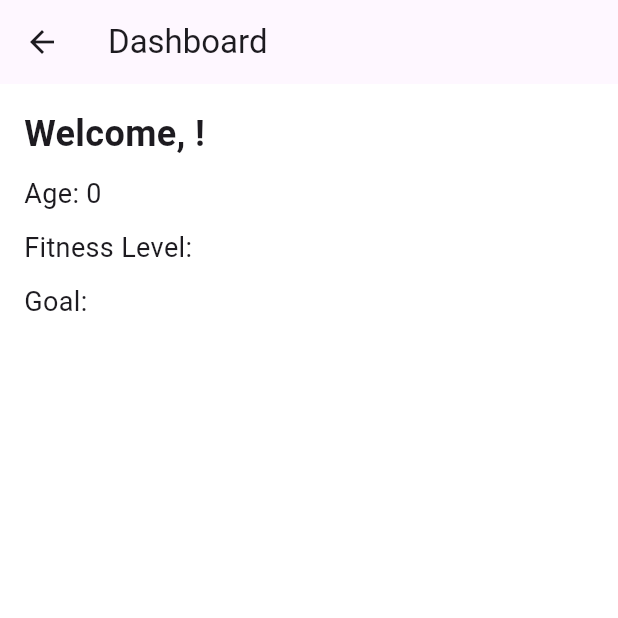
After one commit to FilipNajdoski/Workout, a Flutter app: the DashboardScreen screen opened by its route, on a phone screen of 412 x 824 dp, the top half of it. The commit adds this screen. Run offline on Flutter 3.47's test engine with Material 3 defaults, Android fonts, the phone set to English and light mode, and no system bars; our stand-ins replace shared_preferences; missing offline and left inert: dart:ffi; accounts and stored records are empty.

Commit message:
save preferences frontend job completed

```diff
--- /dev/null
+++ b/frontend/lib/dashboard screen/dashboard_screen.dart
@@ -0,0 +1,63 @@
+import 'package:flutter/material.dart';
+import 'package:shared_preferences/shared_preferences.dart';
+import 'dart:convert';
+
+class DashboardScreen extends StatefulWidget {
+  @override
+  _DashboardScreenState createState() => _DashboardScreenState();
+}
+
+class _DashboardScreenState extends State<DashboardScreen> {
+  String name = "";
+  int age = 0;
+  String fitnessLevel = "";
+  String goal = "";
+
+  @override
+  void initState() {
+    super.initState();
+    _loadPreferences();
+  }
+
+  Future<void> _loadPreferences() async {
+    SharedPreferences prefs = await SharedPreferences.getInstance();
+    String? userPreferencesJson = prefs.getString('userPreferences');
+
+    if (userPreferencesJson != null) {
+      Map<String, dynamic> userPreferences = json.decode(userPreferencesJson);
+
+      setState(() {
+        name = userPreferences['name'] ?? "N/A";
+        age = userPreferences['age'] ?? 0;
+        fitnessLevel = userPreferences['fitnessLevel'] ?? "N/A";
+        goal = userPreferences['goal'] ?? "N/A";
+      });
+    }
+  }
+
+  @override
+  Widget build(BuildContext context) {
+    return Scaffold(
+      appBar: AppBar(
+        title: Text("Dashboard"),
+      ),
+      body: Padding(
+        padding: EdgeInsets.all(16.0),
+        child: Column(
+          crossAxisAlignment: CrossAxisAlignment.start,
+          children: [
+            Text("Welcome, $name!",
+                style: TextStyle(fontSize: 24, fontWeight: FontWeight.bold)),
+            SizedBox(height: 10),
+            Text("Age: $age", style: TextStyle(fontSize: 18)),
+            SizedBox(height: 10),
+            Text("Fitness Level: $fitnessLevel",
+                style: TextStyle(fontSize: 18)),
+            SizedBox(height: 10),
+            Text("Goal: $goal", style: TextStyle(fontSize: 18)),
+          ],
+        ),
+      ),
+    );
+  }
+}
--- a/frontend/lib/main.dart
+++ b/frontend/lib/main.dart
@@ -1,4 +1,5 @@
 import 'package:flutter/material.dart';
+import 'package:frontend/dashboard%20screen/dashboard_screen.dart';
 import 'package:frontend/login%20screens/login_screen.dart';
 import 'package:frontend/login%20screens/register_screen.dart';
 import 'package:frontend/welcome%20screens/welcome_screen.dart';
@@ -75,6 +76,7 @@ class MyApp extends StatelessWidget {
         '/login': (context) => LoginScreen(),
         '/welcome': (context) => WelcomeScreen(),
         '/register': (context) => RegisterScreen(),
+        '/dashboard': (context) => DashboardScreen(),
       },
     );
   }
```
Also changed, not shown: frontend/lib/login screens/login_screen.dart (+29 -1 lines), frontend/lib/models/person.dart (+8 -6 lines), frontend/lib/welcome screens/promptExample.txt (added, +50 -0 lines), frontend/lib/welcome screens/welcome_screen.dart (+53 -76 lines), 4 other files.
